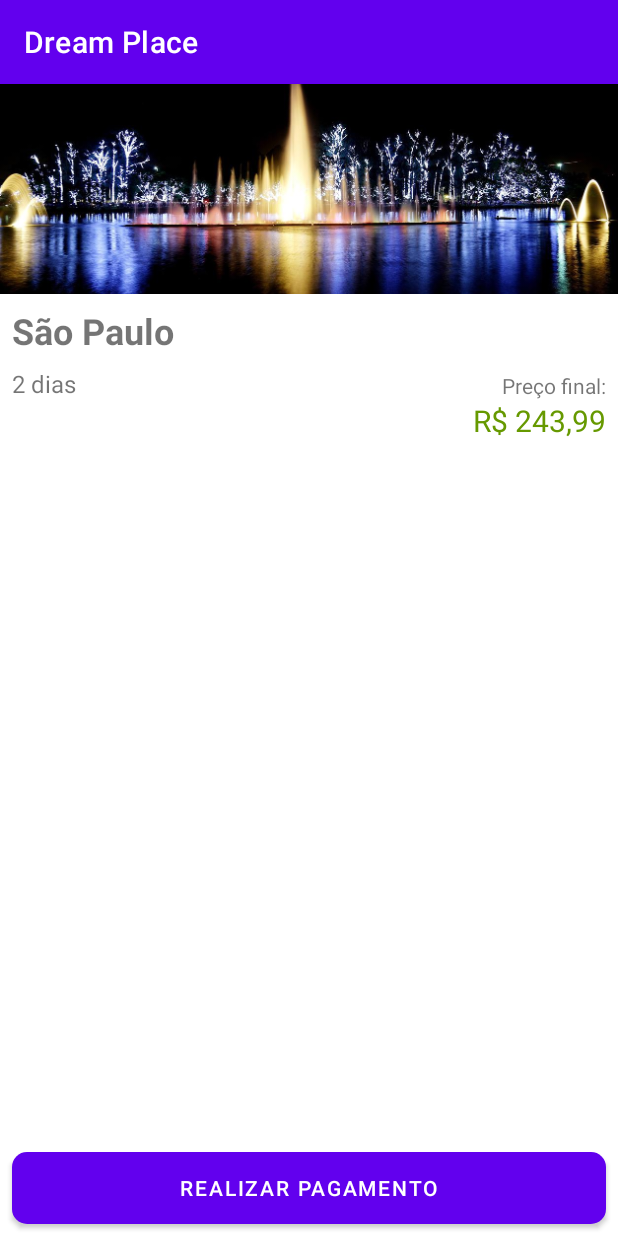
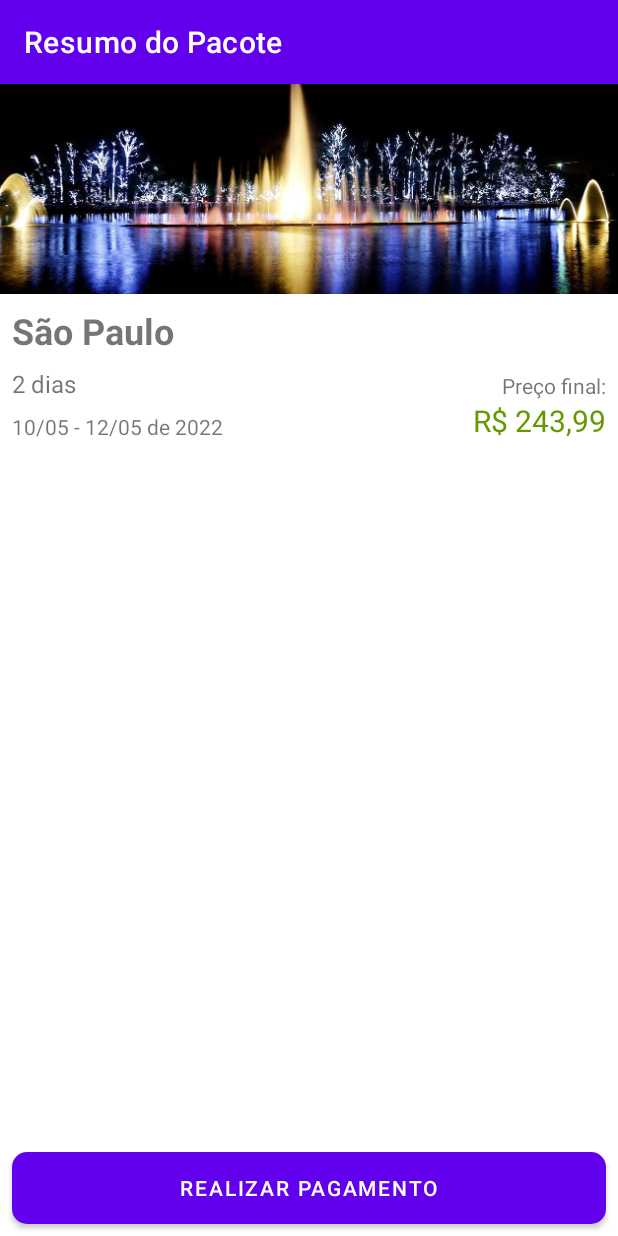
Before and after one commit to Lucas-Maranhao/LM-Viagens, an Android app: the screen it shows after launch (ResumoPacoteActivity), on a phone screen of 412 x 824 dp. Run offline under Robolectric (Android 15) with nearby library versions, the phone set to English and light mode, and no system bars.

Commit message:
Aplicando a chain e refatorando o código java e o layout

```diff
--- a/app/src/main/java/com/example/dreamplace/ui/activity/ResumoPacoteActivity.java
+++ b/app/src/main/java/com/example/dreamplace/ui/activity/ResumoPacoteActivity.java
@@ -1,43 +1,70 @@
 package com.example.dreamplace.ui.activity;
-
-import androidx.appcompat.app.AppCompatActivity;
 
 import android.graphics.drawable.Drawable;
 import android.os.Bundle;
-import android.view.View;
 import android.widget.ImageView;
 import android.widget.TextView;
 
+import androidx.annotation.NonNull;
+import androidx.appcompat.app.AppCompatActivity;
+
 import com.example.dreamplace.R;
 import com.example.dreamplace.model.Pacote;
+import com.example.dreamplace.util.DataUtil;
 import com.example.dreamplace.util.DiasUtil;
 import com.example.dreamplace.util.MoedaUtil;
 import com.example.dreamplace.util.ResourceUtil;
 
 import java.math.BigDecimal;
+import java.text.SimpleDateFormat;
+import java.util.Calendar;
 
 public class ResumoPacoteActivity extends AppCompatActivity {
+
+    public static final String TITULO_APPBAR = "Resumo do Pacote";
 
     @Override
     protected void onCreate(Bundle savedInstanceState) {
         super.onCreate(savedInstanceState);
         setContentView(R.layout.activity_resumo_pacote);
 
+        setTitle(TITULO_APPBAR);
+
         Pacote pacoteSaoPaulo = new Pacote("São Paulo", "sao_paulo_sp", 2, new BigDecimal("243.99"));
+
+        mostraLocal(pacoteSaoPaulo);
+        mostraImagem(pacoteSaoPaulo);
+        mostraDias(pacoteSaoPaulo);
+        mostraPreco(pacoteSaoPaulo);
+        mostraData(pacoteSaoPaulo);
+    }
+
+    private void mostraData(Pacote pacote) {
+        TextView data = findViewById(R.id.resumo_pacote_data);
+        String dataFormatadaDaViagem = DataUtil.periodoEmTexto(pacote.getDias());
+        data.setText(dataFormatadaDaViagem);
+    }
+
+    private void mostraPreco(Pacote pacote) {
+        TextView preco = findViewById(R.id.resumo_pacote_preco);
+        String moedaBrasileira = MoedaUtil.formataParaBrasileiro(pacote.getPreco());
+        preco.setText(moedaBrasileira);
+    }
+
+    private void mostraDias(Pacote pacote) {
+        TextView dias = findViewById(R.id.resumo_pacote_dias);
+        String diasEmTexto = DiasUtil.formataEmTexto(pacote.getDias());
+        dias.setText(diasEmTexto);
+    }
+
+    private void mostraImagem(Pacote pacote) {
+        ImageView imagem = findViewById(R.id.resumo_pacote_imagem);
+        Drawable drawableDoPacote = ResourceUtil.devolveDrawable(this, pacote.getImagem());
+        imagem.setImageDrawable(drawableDoPacote);
+    }
+
+    private void mostraLocal(Pacote pacote) {
         TextView local = findViewById(R.id.resumo_pacote_local);
-        local.setText(pacoteSaoPaulo.getLocal());
-
-        ImageView imagem = findViewById(R.id.resumo_pacote_imagem);
-        Drawable drawableDoPacote = ResourceUtil.devolveDrawable(this, pacoteSaoPaulo.getImagem());
-        imagem.setImageDrawable(drawableDoPacote);
-
-        TextView dias = findViewById(R.id.resumo_pacote_dias);
-        String diasEmTexto = DiasUtil.formataEmTexto(pacoteSaoPaulo.getDias());
-        dias.setText(diasEmTexto);
-
-        TextView preco = findViewById(R.id.resumo_pacote_preco);
-        String moedaBrasileira = MoedaUtil.formataParaBrasileiro(pacoteSaoPaulo.getPreco());
-        preco.setText(moedaBrasileira);
-
+        local.setText(pacote.getLocal());
     }
 }
--- /dev/null
+++ b/app/src/main/java/com/example/dreamplace/util/DataUtil.java
@@ -0,0 +1,23 @@
+package com.example.dreamplace.util;
+
+import androidx.annotation.NonNull;
+
+import java.text.SimpleDateFormat;
+import java.util.Calendar;
+
+public class DataUtil {
+
+    public static final String DIA_E_MES = "dd/MM";
+
+    @NonNull
+    public static String periodoEmTexto(int dias) {
+        Calendar dataIda = Calendar.getInstance();
+        Calendar dataVolta = Calendar.getInstance();
+        dataVolta.add(Calendar.DATE, dias);
+        SimpleDateFormat formatoBrasileiroData = new SimpleDateFormat(DIA_E_MES);
+        String dataFormatadaIda = formatoBrasileiroData.format(dataIda.getTime());
+        String dataFormatadaVolta = formatoBrasileiroData.format(dataVolta.getTime());
+        String dataFormatadaDaViagem = dataFormatadaIda + " - " + dataFormatadaVolta + " de " + dataVolta.get(Calendar.YEAR);
+        return dataFormatadaDaViagem;
+    }
+}
--- a/app/src/main/res/layout/activity_resumo_pacote.xml
+++ b/app/src/main/res/layout/activity_resumo_pacote.xml
@@ -3,27 +3,26 @@
     xmlns:app="http://schemas.android.com/apk/res-auto"
     xmlns:tools="http://schemas.android.com/tools"
     android:layout_width="match_parent"
-    android:layout_height="match_parent"
-    tools:context=".ui.activity.ResumoPacoteActivity">
+    android:layout_height="match_parent">
 
     <ImageView
         android:id="@+id/resumo_pacote_imagem"
         android:layout_width="0dp"
         android:layout_height="140dp"
+        android:contentDescription="@string/imagem_do_pacote"
         android:scaleType="centerCrop"
         app:layout_constraintBottom_toBottomOf="parent"
         app:layout_constraintEnd_toEndOf="parent"
         app:layout_constraintStart_toStartOf="parent"
         app:layout_constraintTop_toTopOf="parent"
         app:layout_constraintVertical_bias="0.0"
-        app:srcCompat="@drawable/sao_paulo_sp" />
+        tools:srcCompat="@drawable/sao_paulo_sp" />
 
     <TextView
         android:id="@+id/resumo_pacote_local"
         android:layout_width="wrap_content"
         android:layout_height="wrap_content"
-        android:layout_marginStart="8dp"
-        android:layout_marginTop="8dp"
+        android:layout_margin="8dp"
         android:textSize="24sp"
         android:textStyle="bold"
         app:layout_constraintStart_toStartOf="parent"
@@ -42,29 +41,35 @@
 
     <TextView
         android:id="@+id/resumo_pacote_data"
-        android:layout_width="wrap_content"
+        android:layout_width="0dp"
         android:layout_height="wrap_content"
         android:layout_marginTop="8dp"
-        app:layout_constraintStart_toStartOf="@+id/resumo_pacote_dias"
+        app:layout_constraintEnd_toStartOf="@+id/resumo_pacote_preco"
+        app:layout_constraintStart_toStartOf="@id/resumo_pacote_dias"
         app:layout_constraintTop_toBottomOf="@+id/resumo_pacote_dias"
         tools:text="08/12 - 10/12 de 2023" />
 
     <TextView
         android:id="@+id/resumo_pacote_preco"
-        android:layout_width="wrap_content"
+        android:layout_width="0dp"
         android:layout_height="wrap_content"
+        android:layout_marginStart="8dp"
         android:layout_marginEnd="8dp"
+        android:textAlignment="textEnd"
+        android:gravity="end"
         android:textColor="@android:color/holo_green_dark"
         android:textSize="20sp"
         app:layout_constraintBottom_toBottomOf="@+id/resumo_pacote_data"
         app:layout_constraintEnd_toEndOf="parent"
+        app:layout_constraintHorizontal_bias="0.5"
+        app:layout_constraintStart_toEndOf="@+id/resumo_pacote_data"
         tools:text="R$ 243,99" />
 
     <TextView
         android:id="@+id/resumo_pacote_preco_final"
         android:layout_width="wrap_content"
         android:layout_height="wrap_content"
-        android:text="Preço final:"
+        android:text="@string/preco_final"
         app:layout_constraintBottom_toTopOf="@+id/resumo_pacote_preco"
         app:layout_constraintEnd_toEndOf="@+id/resumo_pacote_preco" />
 
@@ -72,12 +77,10 @@
         android:id="@+id/resumo_pacote_botao_realiza_pagamento"
         android:layout_width="0dp"
         android:layout_height="wrap_content"
-        android:layout_marginStart="8dp"
-        android:layout_marginTop="8dp"
-        android:layout_marginEnd="8dp"
-        android:layout_marginBottom="8dp"
+        android:layout_margin="8dp"
         android:background="@drawable/botao_redondo_laranja"
-        android:text="Realizar pagamento"
+        android:text="@string/realizar_pagamento"
+        android:textColor="@android:color/white"
         app:layout_constraintBottom_toBottomOf="parent"
         app:layout_constraintEnd_toEndOf="parent"
         app:layout_constraintStart_toStartOf="parent"
--- a/app/src/main/res/values/strings.xml
+++ b/app/src/main/res/values/strings.xml
@@ -3,4 +3,7 @@
     <string name="especiais">Especiais</string>
     <string name="pais">Brasil</string>
     <string name="conteudo_do_banner_inicial">Banner inicial dos pacotes</string>
+    <string name="preco_final">Preço final:</string>
+    <string name="realizar_pagamento">Realizar pagamento</string>
+    <string name="imagem_do_pacote">Imagem do pacote</string>
 </resources>
```
